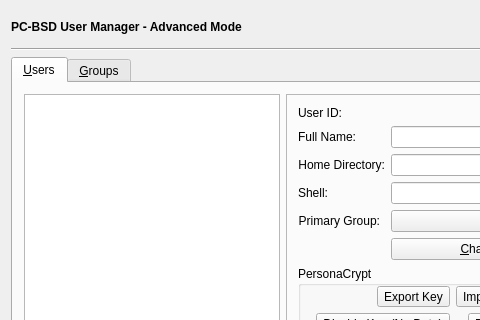
The window that src-qt5/pc-usermanager/mainDlg.ui (trueos/pcbsd) describes before a commit, drawn with Qt 5; both pictures show x 0 to 480 and y 0 to 320 of the 674 by 419 pixel window.
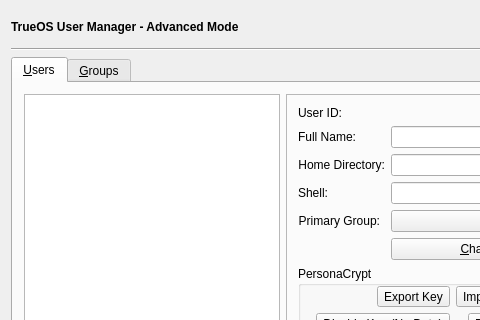
The same window after the commit. Icons and pictures are not drawn.

```diff
--- a/src-qt5/pc-usermanager/mainDlg.ui
+++ b/src-qt5/pc-usermanager/mainDlg.ui
@@ -658,7 +658,7 @@
           </font>
          </property>
          <property name="text">
-          <string>PC-BSD User Manager - Advanced Mode</string>
+          <string>TrueOS User Manager - Advanced Mode</string>
          </property>
          <property name="wordWrap">
           <bool>false</bool>
```
Left out of the diff: 2 changed lines with no effect on the pictures.
